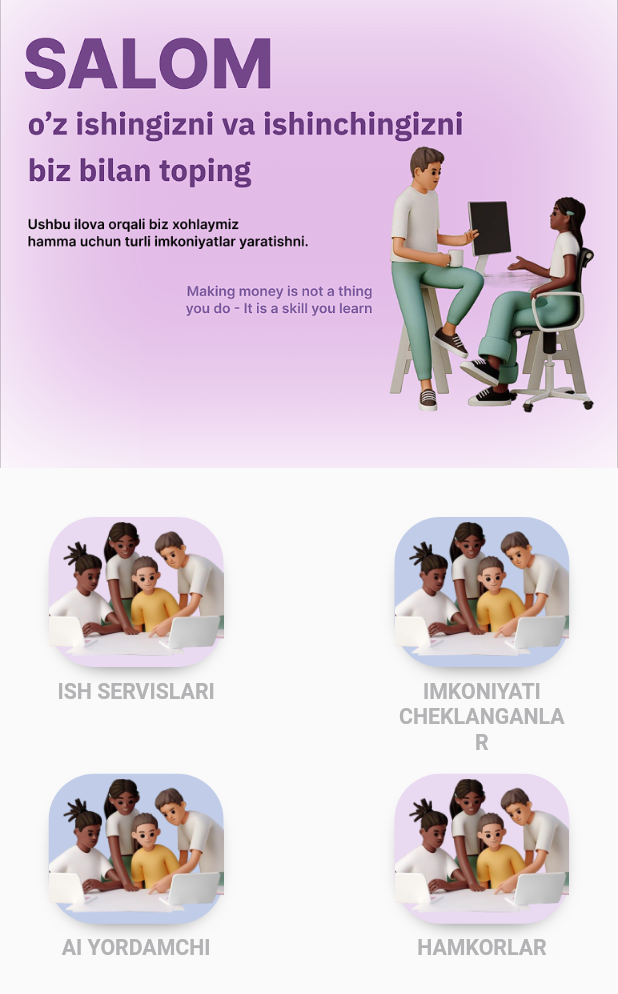
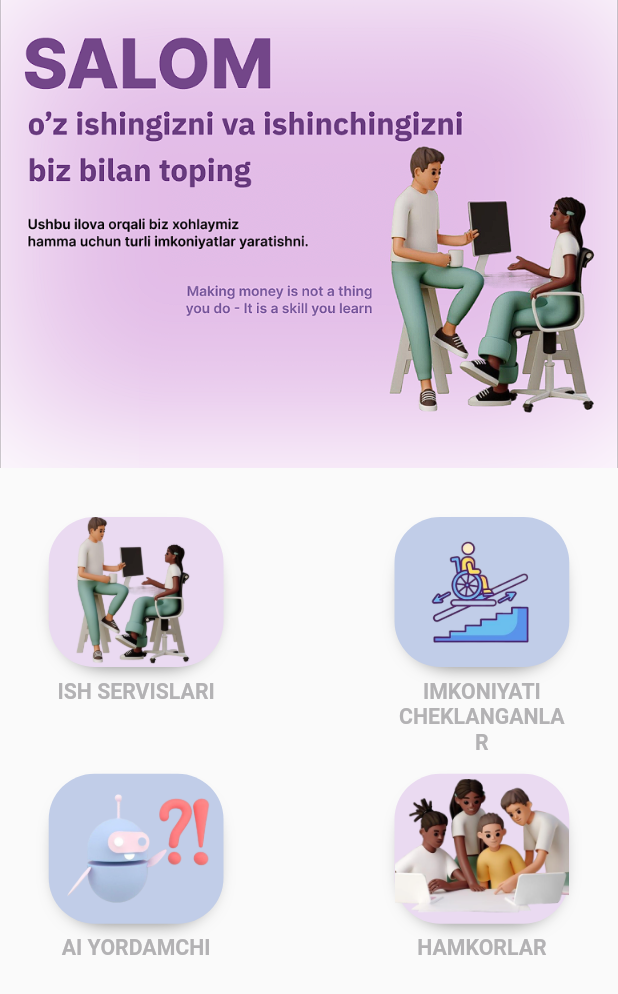
Before and after one commit to IbrohimToxtasinov/ishbor, a Flutter app: the HomeScreen screen opened directly, on a phone screen of 412 x 824 dp. Shown: the top 994 px of the screen. Run offline on Flutter 3.47's test engine with Material 2 defaults, Android fonts, the phone set to English and light mode, and no system bars; drawn by our look-alikes of zoom_tap_animation; our stand-ins replace bloc, connectivity_plus, equatable, flutter_bloc, flutter_chat_bubble, flutter_screenutil and 3 more.

Commit message:
more changes by hasaniiy added

```diff
--- a/lib/utils/my_utils.dart
+++ b/lib/utils/my_utils.dart
@@ -18,7 +18,6 @@ class MyUtils {
     const LoginScreen(),
     const SignUpScreen()
   ];
-  static List<Widget> views = [const LoginScreen(), const SignUpScreen()];
 
   static String getPhoneNumber(String number) {
     return number.replaceAll(RegExp(r"\s|-|[()]+"), "");
@@ -37,9 +36,9 @@ class FakeData {
   });
 
   static  List<FakeData> data = [
-    FakeData(color: const Color(0xffEADAF1), name: 'ISH SERVISLARI', image: AppImages.hamkor),
-    FakeData(color: const Color(0xffC1CDE8), name: 'IMKONIYATI CHEKLANGANLAR', image: AppImages.hamkor),
-    FakeData(color: const Color(0xffC1CDE8), name: 'AI YORDAMCHI', image: AppImages.hamkor),
+    FakeData(color: const Color(0xffEADAF1), name: 'ISH SERVISLARI', image: AppImages.onBoarding1),
+    FakeData(color: const Color(0xffC1CDE8), name: 'IMKONIYATI CHEKLANGANLAR', image: AppImages.onBoarding2),
+    FakeData(color: const Color(0xffC1CDE8), name: 'AI YORDAMCHI', image: AppImages.onBoarding4),
     FakeData(color: const Color(0xffEADAF1), name: 'HAMKORLAR', image: AppImages.hamkor),
   ];
 }
```
